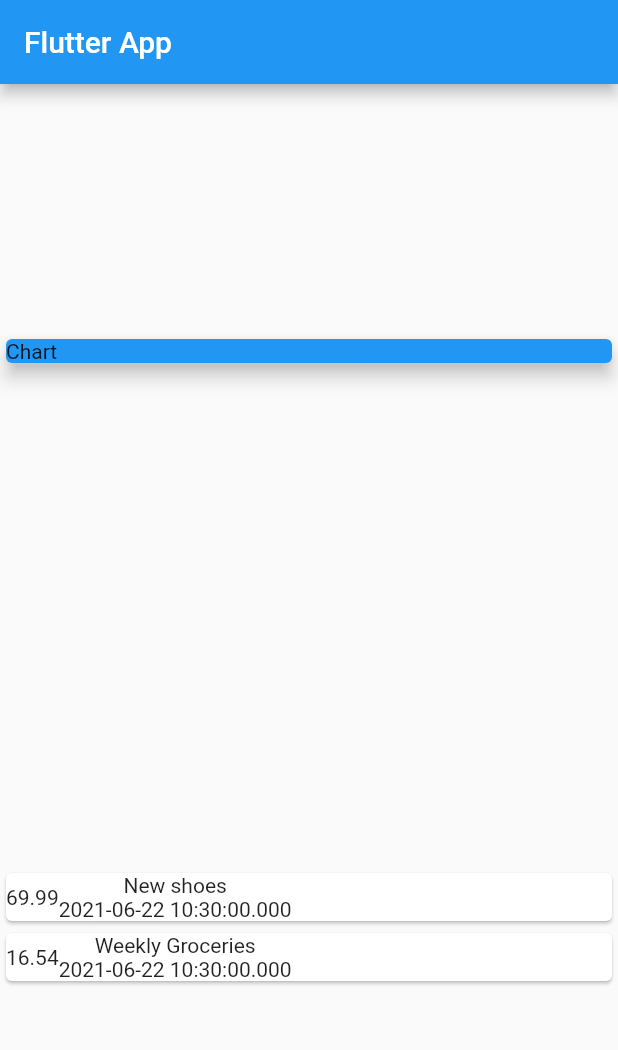
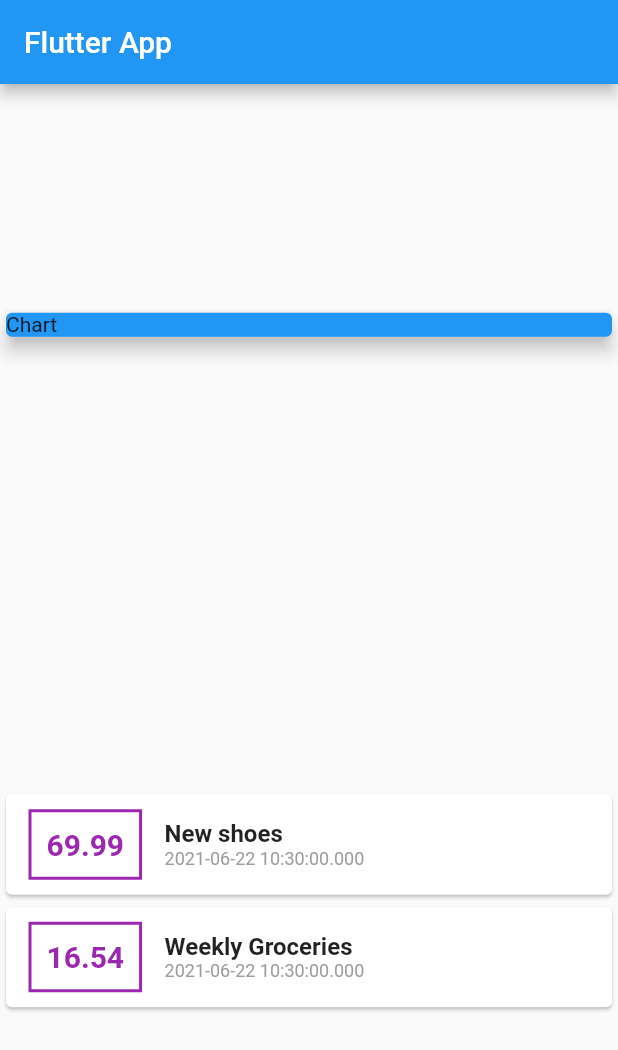
Before and after one commit to kguertin/learn_flutter, a Flutter app: the screen it shows after launch, on a phone screen of 412 x 824 dp. Shown: the top 1050 px of the screen. Run offline on Flutter 3.47's test engine with Material 2 defaults, Android fonts, the phone set to English and light mode, and no system bars.

Commit message:
style list item component tree

```diff
--- a/expense_app/lib/main.dart
+++ b/expense_app/lib/main.dart
@@ -41,12 +41,34 @@ class MyHomePage extends StatelessWidget {
            return Card(child: Row(
              children: <Widget>[
                Container(
-                 child: Text(tx.amount.toString())
+                 margin: EdgeInsets.symmetric(vertical: 10, horizontal: 15),
+                 decoration: BoxDecoration(border: Border.all(color: Colors.purple, width: 2)),
+                 padding: EdgeInsets.all(10),
+                 child: Text(tx.amount.toString(), style: TextStyle(
+                   fontWeight: FontWeight.bold,
+                   fontSize: 20,
+                   color: Colors.purple)
+                   )
                  ),
-                 Column(children: [
-                   Text(tx.title),
-                   Text(tx.date.toString())
-                 ],)
+                 Column(
+                   crossAxisAlignment: CrossAxisAlignment.start,
+                   children: [
+                    Text(
+                      tx.title,
+                      style: TextStyle(
+                        fontWeight: FontWeight.bold,
+                        fontSize: 16,
+                        ),
+                      ),
+                    Text(
+                      tx.date.toString(),
+                      style: TextStyle(
+                        fontSize: 12,
+                        color: Colors.grey
+                        ),
+                      )
+                    ],
+                  ),
                 ],
               ),
             );
```
